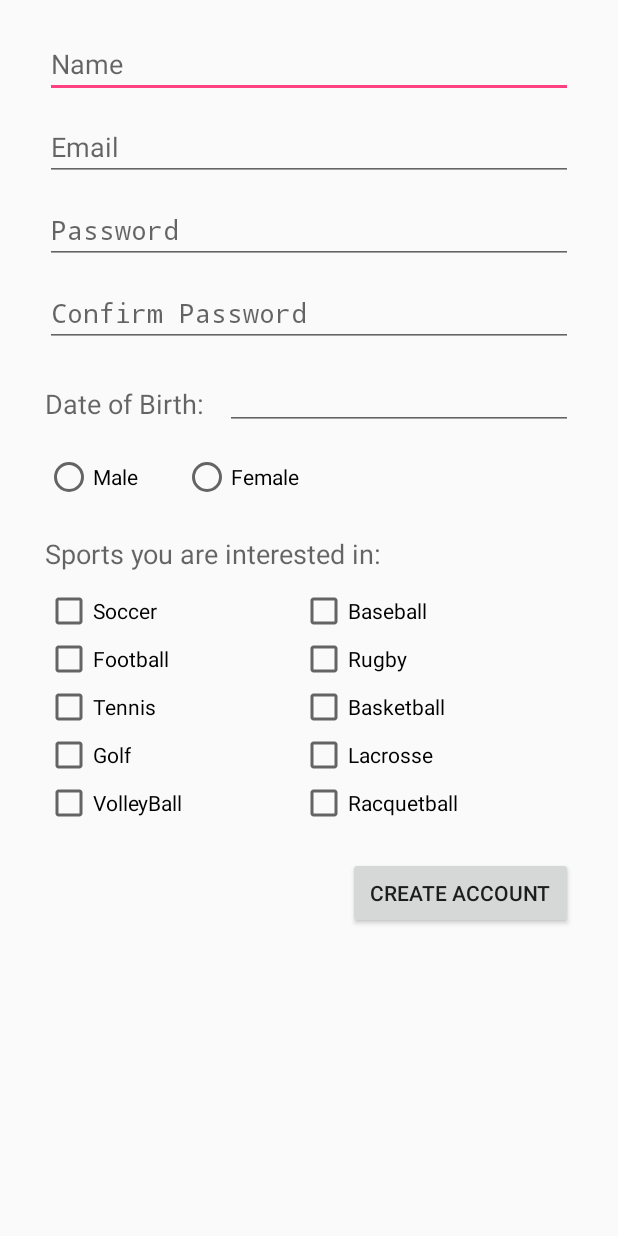
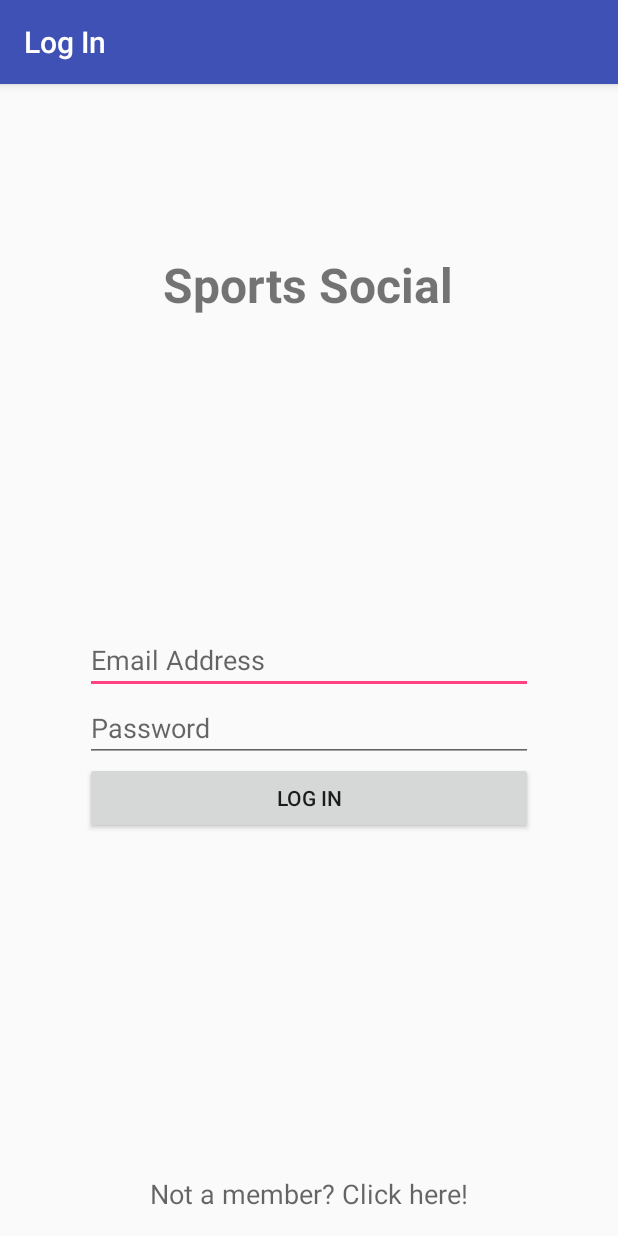
Before and after one commit to duseche3/SportsSocialApp, an Android app: the screen it shows after launch (UserRegistration before the commit, LoginActivity after it), on a phone screen of 412 x 824 dp. Run offline under Robolectric (Android 15) with nearby library versions, the phone set to English and light mode, and no system bars; libraries missing offline, so code that uses them is left out: com.firebase.client; 3 statements that could not run were skipped.

Commit message:
Made login page that logs in with Firebase

```diff
--- /dev/null
+++ b/app/src/main/java/com/example/sportssocialapp/ApplicationMod.java
@@ -0,0 +1,13 @@
+package com.example.sportssocialapp;
+
+import android.app.Application;
+
+import com.firebase.client.Firebase;
+
+public class ApplicationMod extends Application {
+    @Override
+    public void onCreate() {
+        super.onCreate();
+        Firebase.setAndroidContext(this);
+    }
+}
--- /dev/null
+++ b/app/src/main/java/com/example/sportssocialapp/LoginActivity.java
@@ -0,0 +1,85 @@
+package com.example.sportssocialapp;
+
+import android.content.Intent;
+import android.support.design.widget.CoordinatorLayout;
+import android.support.design.widget.Snackbar;
+import android.support.v7.app.AppCompatActivity;
+import android.os.Bundle;
+import android.util.Patterns;
+import android.view.View;
+import android.widget.Button;
+import android.widget.EditText;
+
+import com.firebase.client.AuthData;
+import com.firebase.client.Firebase;
+import com.firebase.client.FirebaseError;
+
+public class LoginActivity extends AppCompatActivity {
+    private final static String TAG = "LoginActivity";
+
+    Firebase ref;
+
+    CoordinatorLayout coordinatorLayout;
+    EditText emailInput;
+    EditText passwordInput;
+    Button submitButton;
+
+
+
+    @Override
+    protected void onCreate(Bundle savedInstanceState) {
+        super.onCreate(savedInstanceState);
+        setContentView(R.layout.activity_login);
+
+        ref = new Firebase(BuildConfig.FIREBASE_URL);
+        ref.addAuthStateListener(new Firebase.AuthStateListener() {
+            @Override
+            public void onAuthStateChanged(AuthData authData) {
+                if (authData != null) {
+                    Intent intent = new Intent(LoginActivity.this, MainActivity.class);
+                    startActivity(intent);
+                }
+            }
+        });
+
+        coordinatorLayout = (CoordinatorLayout) findViewById(R.id.coordinatorLayout);
+        emailInput = (EditText) findViewById(R.id.email);
+        passwordInput = (EditText) findViewById(R.id.password);
+        submitButton = (Button) findViewById(R.id.submit);
+    }
+
+    public void onSubmit(View v) {
+        int errorCount = 0;
+        String email = emailInput.getText().toString();
+        String password = passwordInput.getText().toString();
+        if (!Patterns.EMAIL_ADDRESS.matcher(email).matches()) {
+            emailInput.setError("Must be a valid email");
+            errorCount++;
+        } else {
+            emailInput.setError(null);
+        }
+
+        if (errorCount > 0)
+            return;
+
+        Firebase.AuthResultHandler authResultHandler = new Firebase.AuthResultHandler() {
+            @Override
+            public void onAuthenticated(AuthData authData) {
+                Snackbar.make(coordinatorLayout, "Authenticated", Snackbar.LENGTH_SHORT).show();
+            }
+
+            @Override
+            public void onAuthenticationError(FirebaseError firebaseError) {
+                Snackbar.make(coordinatorLayout, "Error: " + firebaseError.getMessage(), Snackbar.LENGTH_SHORT).show();
+            }
+        };
+
+        ref.authWithPassword(email, password, authResultHandler);
+    }
+
+    public void startRegistration(View v) {
+        Intent intent = new Intent(this, UserRegistrationActivity.class);
+        startActivity(intent);
+    }
+
+}
--- /dev/null
+++ b/app/src/main/res/layout/activity_login.xml
@@ -0,0 +1,69 @@
+<?xml version="1.0" encoding="utf-8"?>
+<android.support.design.widget.CoordinatorLayout xmlns:android="http://schemas.android.com/apk/res/android"
+    xmlns:tools="http://schemas.android.com/tools"
+    android:layout_width="match_parent"
+    android:layout_height="match_parent"
+    android:id="@+id/coordinatorLayout"
+    android:fitsSystemWindows="true"
+    tools:context="com.example.sportssocialapp.LoginActivity">
+    <RelativeLayout
+        android:layout_width="match_parent"
+        android:layout_height="match_parent"
+        android:paddingBottom="@dimen/activity_vertical_margin"
+        android:paddingLeft="@dimen/activity_horizontal_margin"
+        android:paddingRight="@dimen/activity_horizontal_margin"
+        android:paddingTop="@dimen/activity_vertical_margin">
+
+        <TextView
+            android:layout_width="wrap_content"
+            android:layout_height="wrap_content"
+            android:text="@string/app_name"
+            android:id="@+id/appName"
+            android:layout_alignParentTop="true"
+            android:layout_centerHorizontal="true"
+            android:layout_marginTop="96dp"
+            android:textStyle="bold"
+            android:textSize="32sp" />
+
+        <EditText
+            android:layout_width="wrap_content"
+            android:layout_height="wrap_content"
+            android:inputType="textEmailAddress"
+            android:ems="14"
+            android:id="@+id/email"
+            android:hint="Email Address"
+            android:layout_centerInParent="true" />
+
+        <EditText
+            android:layout_width="wrap_content"
+            android:layout_height="wrap_content"
+            android:inputType="textPassword"
+            android:ems="14"
+            android:id="@+id/password"
+            android:layout_below="@+id/email"
+            android:layout_centerHorizontal="true"
+            android:hint="Password" />
+
+        <Button
+            android:layout_width="wrap_content"
+            android:layout_height="wrap_content"
+            android:text="Log In"
+            android:id="@+id/submit"
+            android:layout_below="@+id/password"
+            android:layout_centerHorizontal="true"
+            android:layout_alignLeft="@+id/password"
+            android:layout_alignRight="@+id/password"
+            android:onClick="onSubmit" />
+
+        <TextView
+            android:layout_width="wrap_content"
+            android:layout_height="wrap_content"
+            android:textAppearance="?android:attr/textAppearanceMedium"
+            android:text="Not a member? Click here!"
+            android:id="@+id/register"
+            android:layout_alignParentBottom="true"
+            android:layout_centerHorizontal="true"
+            android:onClick="startRegistration"
+            android:clickable="true" />
+    </RelativeLayout>
+</android.support.design.widget.CoordinatorLayout>
--- a/app/src/main/res/layout/user_registration.xml
+++ b/app/src/main/res/layout/activity_user_registration.xml
@@ -1,12 +1,17 @@
-<ScrollView xmlns:android="http://schemas.android.com/apk/res/android"
-    android:layout_width="match_parent"
-    android:layout_height="match_parent"
-    android:fillViewport="true">
-<RelativeLayout xmlns:android="http://schemas.android.com/apk/res/android"
+<?xml version="1.0" encoding="utf-8"?>
+<android.support.design.widget.CoordinatorLayout xmlns:android="http://schemas.android.com/apk/res/android"
     xmlns:tools="http://schemas.android.com/tools"
     android:layout_width="match_parent"
     android:layout_height="match_parent"
-    tools:context="com.example.sportssocialapp.UserRegistration">
+    android:id="@+id/coordinatorLayout"
+    android:fitsSystemWindows="true"
+    tools:context=".UserRegistrationActivity">
+<ScrollView
+    android:layout_width="match_parent"
+    android:layout_height="match_parent">
+<RelativeLayout
+    android:layout_width="match_parent"
+    android:layout_height="match_parent">
 
     <!-- TODO: Update blank fragment layout -->
 
@@ -340,3 +345,4 @@
 
 </RelativeLayout>
 </ScrollView>
+</android.support.design.widget.CoordinatorLayout>
--- a/app/src/main/res/values/strings.xml
+++ b/app/src/main/res/values/strings.xml
@@ -1,6 +1,7 @@
 <resources>
     <string name="app_name">Sports Social</string>
     <string name="title_activity_main">Home</string>
+    <string name="title_activity_login">Log In</string>
 
     <string name="navigation_drawer_open">Open navigation drawer</string>
     <string name="navigation_drawer_close">Close navigation drawer</string>
```
Also changed, not shown: app/src/main/AndroidManifest.xml (+15 -7 lines), app/src/main/java/com/example/sportssocialapp/MainActivity.java (+20 -2 lines), app/src/main/java/com/example/sportssocialapp/UserRegistrationActivity.java (renamed from app/src/main/java/com/example/sportssocialapp/UserRegistration.java, +29 -5 lines), app/src/main/res/menu/activity_main_drawer.xml (+8 -0 lines).
